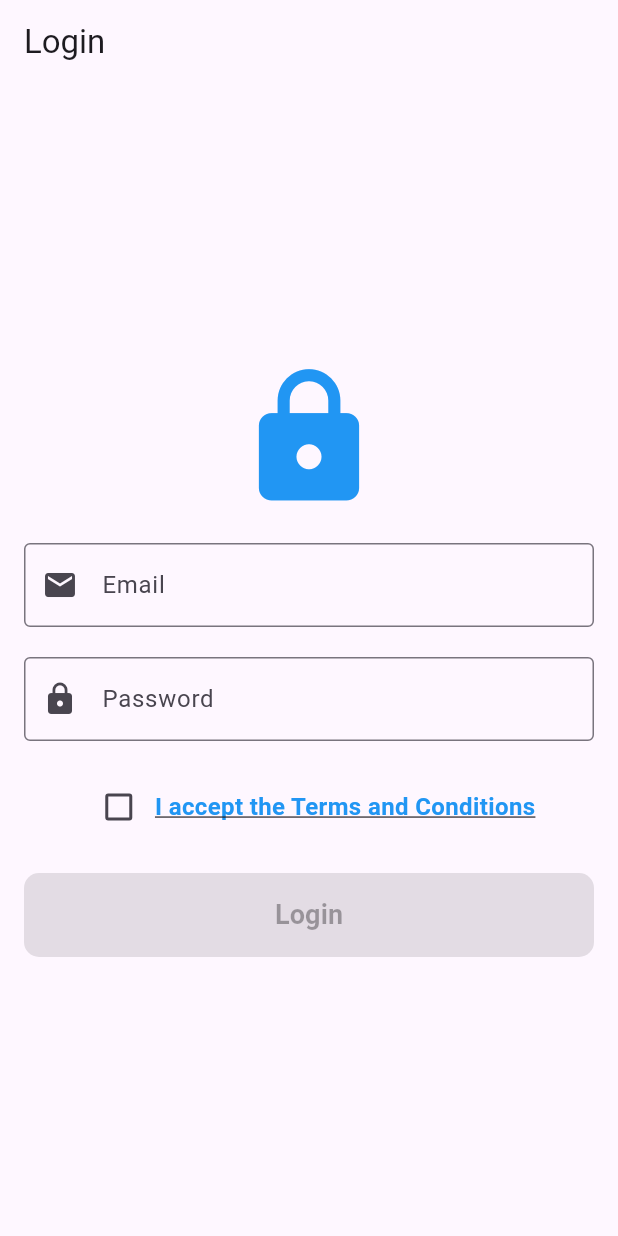
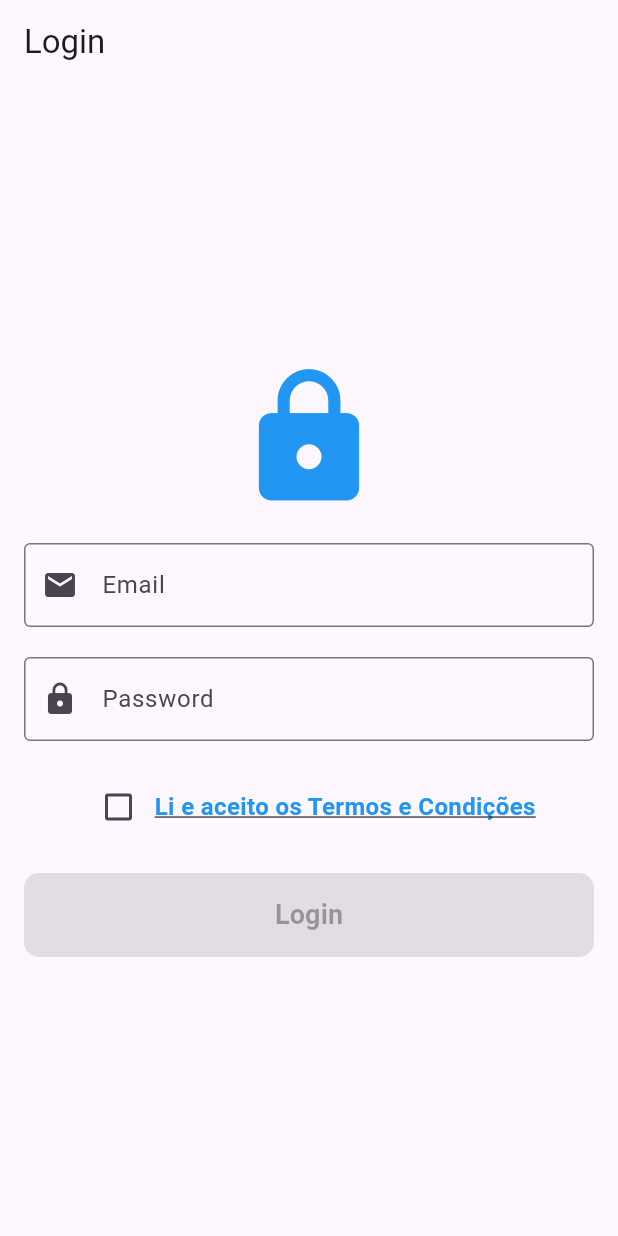
Before and after one commit to WeakyStar0/Grupo-10-Biriatos-App, a Flutter app: the screen it shows after launch, on a phone screen of 412 x 824 dp. Run offline on Flutter 3.47's test engine with Material 3 defaults, Android fonts, the phone set to English and light mode, and no system bars.

Commit message:
Termos e Condições em PTPT

```diff
--- a/appviriatos/lib/main.dart
+++ b/appviriatos/lib/main.dart
@@ -107,7 +107,7 @@ class _LoginPageState extends State<LoginPage> {
                         );
                       },
                       child: Text(
-                        'I accept the Terms and Conditions',
+                        'Li e aceito os Termos e Condições',
                         style: TextStyle(
                           decoration: TextDecoration.underline,
                           color: Colors.blue,
```
